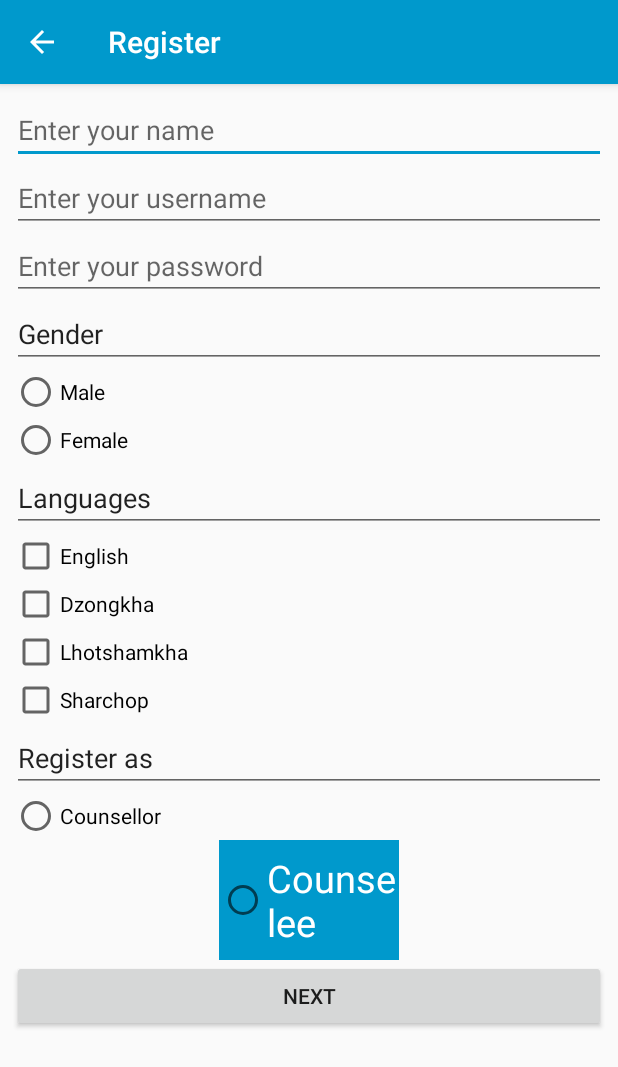
After one commit to cstians/ecounselling, an Android app: the Registration screen opened directly, with no data from a screen before it, on a phone screen of 412 x 824 dp. The commit adds this screen. Shown: the top 1067 px of the screen. Run offline under Robolectric (Android 15) with nearby library versions, the phone set to English and light mode, and no system bars.

Commit message:
registration finished

```diff
--- /dev/null
+++ b/app/src/main/java/bt/edu/cst/www/ecounselling/Registration.java
@@ -0,0 +1,13 @@
+package bt.edu.cst.www.ecounselling;
+
+import android.support.v7.app.AppCompatActivity;
+import android.os.Bundle;
+
+public class Registration extends AppCompatActivity {
+
+    @Override
+    protected void onCreate(Bundle savedInstanceState) {
+        super.onCreate(savedInstanceState);
+        setContentView(R.layout.activity_registration);
+    }
+}
--- a/app/src/main/res/layout/activity_depression_test.xml
+++ b/app/src/main/res/layout/activity_depression_test.xml
@@ -57,7 +57,9 @@
                 android:id="@+id/button"
                 android:layout_width="100dp"
                 android:layout_height="97dp"
-                android:text="@string/test_button"/>
+                android:text="@string/test_button"
+                android:background="@color/buttonColor"
+                android:textColor="@color/buttonTextColor"/>
 
         </LinearLayout>
     </ScrollView>
--- /dev/null
+++ b/app/src/main/res/layout/activity_registration.xml
@@ -0,0 +1,139 @@
+<?xml version="1.0" encoding="utf-8"?>
+<android.support.constraint.ConstraintLayout xmlns:android="http://schemas.android.com/apk/res/android"
+    xmlns:app="http://schemas.android.com/apk/res-auto"
+    xmlns:tools="http://schemas.android.com/tools"
+    android:layout_width="match_parent"
+    android:layout_height="match_parent"
+    tools:context=".Registration">
+
+
+    <ScrollView
+        android:id="@+id/scrollView5"
+        android:layout_width="0dp"
+        android:layout_height="0dp"
+        android:layout_marginStart="8dp"
+        android:layout_marginLeft="8dp"
+        android:layout_marginTop="8dp"
+        android:layout_marginEnd="8dp"
+        android:layout_marginRight="8dp"
+        android:layout_marginBottom="8dp"
+        app:layout_constraintBottom_toBottomOf="parent"
+        app:layout_constraintEnd_toEndOf="parent"
+        app:layout_constraintStart_toStartOf="parent"
+        app:layout_constraintTop_toTopOf="parent">
+
+        <LinearLayout
+            android:layout_width="match_parent"
+            android:layout_height="wrap_content"
+            android:orientation="vertical" >
+
+            <EditText
+                android:id="@+id/editText"
+                android:layout_width="match_parent"
+                android:layout_height="wrap_content"
+                android:ems="10"
+                android:inputType="textPersonName"
+                android:hint="@string/name" />
+
+            <EditText
+                android:id="@+id/editText2"
+                android:layout_width="match_parent"
+                android:layout_height="wrap_content"
+                android:ems="10"
+                android:inputType="textPersonName"
+                android:hint="@string/userName" />
+
+            <EditText
+                android:id="@+id/editText5"
+                android:layout_width="match_parent"
+                android:layout_height="wrap_content"
+                android:ems="10"
+                android:inputType="textPassword"
+                android:hint="@string/passwd"/>
+
+            <EditText
+                android:id="@+id/editText6"
+                android:layout_width="match_parent"
+                android:layout_height="wrap_content"
+                android:ems="10"
+                android:inputType="textPersonName"
+                android:text="@string/gender" />
+
+            <RadioButton
+                android:id="@+id/radioButton"
+                android:layout_width="match_parent"
+                android:layout_height="wrap_content"
+                android:text="@string/male"/>
+
+            <RadioButton
+                android:id="@+id/radioButton2"
+                android:layout_width="match_parent"
+                android:layout_height="wrap_content"
+                android:text="@string/female" />
+
+            <EditText
+                android:id="@+id/editText8"
+                android:layout_width="match_parent"
+                android:layout_height="wrap_content"
+                android:ems="10"
+                android:inputType="textPersonName"
+                android:text="@string/languages" />
+
+            <CheckBox
+                android:id="@+id/checkBox"
+                android:layout_width="match_parent"
+                android:layout_height="wrap_content"
+                android:text="@string/english" />
+
+            <CheckBox
+                android:id="@+id/checkBox2"
+                android:layout_width="match_parent"
+                android:layout_height="wrap_content"
+                android:text="@string/dzongkha" />
+
+            <CheckBox
+                android:id="@+id/checkBox3"
+                android:layout_width="match_parent"
+                android:layout_height="wrap_content"
+                android:text="@string/lhotsham" />
+
+            <CheckBox
+                android:id="@+id/checkBox4"
+                android:layout_width="match_parent"
+                android:layout_height="wrap_content"
+                android:text="@string/sharchop" />
+
+            <EditText
+                android:id="@+id/editText9"
+                android:layout_width="match_parent"
+                android:layout_height="wrap_content"
+                android:ems="10"
+                android:inputType="textPersonName"
+                android:text="@string/choose" />
+
+            <RadioButton
+                android:id="@+id/radioButton3"
+                android:layout_width="match_parent"
+                android:layout_height="wrap_content"
+                android:text="@string/counsellor" />
+
+            <RadioButton
+                android:id="@+id/radioButton4"
+                android:layout_width="120dp"
+                android:layout_height="80dp"
+                android:text="@string/counselee"
+                android:textSize="25sp"
+                android:layout_gravity="center"
+                android:background="@color/colorPrimary"
+                android:textColor="@color/buttonTextColor" />
+
+            <Button
+                android:id="@+id/button2"
+                android:layout_width="match_parent"
+                android:layout_height="wrap_content"
+                android:text="@string/next"
+                />
+
+        </LinearLayout>
+    </ScrollView>
+</android.support.constraint.ConstraintLayout>
--- a/app/src/main/res/values/colors.xml
+++ b/app/src/main/res/values/colors.xml
@@ -6,4 +6,6 @@
     <color name="colorAccent">@android:color/holo_blue_dark</color>
     <color name="mhgapColor">@android:color/holo_blue_dark</color>
     <color name="mhgapContentColor">#040406</color>
+    <color name="buttonColor">#881C64</color>
+    <color name="buttonTextColor">#FFFFFF</color>
 </resources>
--- a/app/src/main/res/values/strings.xml
+++ b/app/src/main/res/values/strings.xml
@@ -77,4 +77,27 @@
     </string>
     <string name="test_button">Test yourself</string>
 
+    <!--Registration-->
+    <string name="register">Register</string>
+    <string name="name">Enter your name</string>
+    <string name="userName">Enter your username</string>
+    <string name="passwd">Enter your password</string>
+    <string name="gender">Gender</string>
+    <string name="male">Male</string>
+    <string name="female">Female</string>
+    <string name="languages">Languages</string>
+    <string name="english">English</string>
+    <string name="dzongkha">Dzongkha</string>
+    <string name="lhotsham">Lhotshamkha</string>
+    <string name="sharchop">Sharchop</string>
+    <string name="choose">Register as</string>
+    <string name="counsellor">Counsellor</string>
+    <string name="counselee">Counselee</string>
+    <string name="next">Next</string>
+
+    <!--Registration two-->
+    <string name="contact">Contact Number</string>
+    <string name="dob">Date of Birth</string>
+    <string name="finishButton">Finish</string>
+
 </resources>
```
Also changed, not shown: app/src/main/AndroidManifest.xml (+18 -1 lines), app/src/main/java/bt/edu/cst/www/ecounselling/RegisterTwo.java (added, +13 -0 lines), app/src/main/res/layout/activity_register_two.xml (added, +58 -0 lines).
